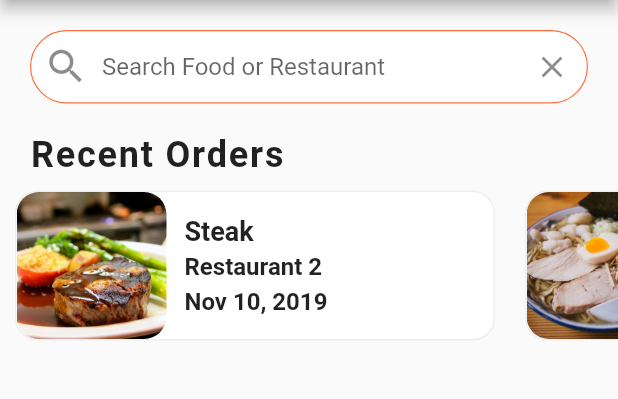
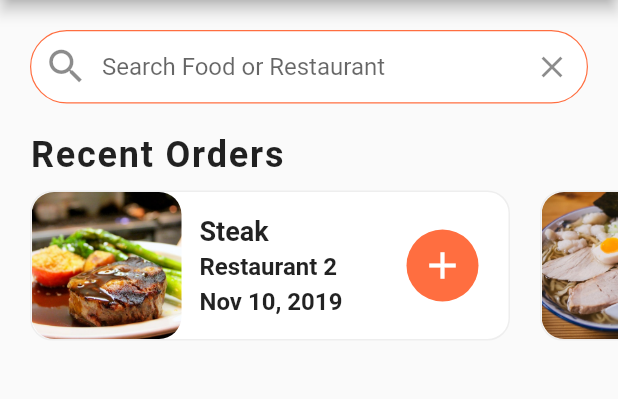
Before and after one commit to alexandrecyano/Food-Delivery-App-UI, a Flutter app: the screen it shows after launch, on a phone screen of 412 x 824 dp, the part 84-483 px from its top. Run offline on Flutter 3.47's test engine with Material 2 defaults, Android fonts, the phone set to English and light mode, and no system bars.

Commit message:
worked on the recent order file

```diff
--- a/lib/widgets/recent_orders.dart
+++ b/lib/widgets/recent_orders.dart
@@ -16,7 +16,11 @@ class RecentOrders extends StatelessWidget {
         ),
       ),
       child: Row(
+        mainAxisAlignment: MainAxisAlignment.spaceBetween,
         children: <Widget>[
+          Expanded(
+            child: Row(
+              children: [
                 ClipRRect(
                   borderRadius: BorderRadius.circular(15.0),
                   child: Image(
@@ -26,7 +30,8 @@ class RecentOrders extends StatelessWidget {
                     fit: BoxFit.cover,
                   ),
                 ),
-          Container(
+                Expanded(
+                  child: Container(
                     margin: EdgeInsets.all(12.0),
                     child: Column(
                       mainAxisAlignment: MainAxisAlignment.center,
@@ -60,7 +65,25 @@ class RecentOrders extends StatelessWidget {
                         ),
                       ],
                     ),
-          )
+                  ),
+                ),
+              ],
+            ),
+          ),
+          Container(
+            margin: EdgeInsets.only(right: 20.0),
+            width: 48.0,
+            decoration: BoxDecoration(
+              color: Theme.of(context).primaryColor,
+              borderRadius: BorderRadius.circular(30.0),
+            ),
+            child: IconButton(
+              icon: Icon(Icons.add),
+              iconSize: 30.0,
+              color: Colors.white,
+              onPressed: () {},
+            ),
+          ),
         ],
       ),
     );
@@ -85,6 +108,9 @@ class RecentOrders extends StatelessWidget {
         Container(
           height: 120.0,
           child: ListView.builder(
+            //Add a boucing effect
+            physics: BouncingScrollPhysics(),
+            padding: EdgeInsets.only(left: 10.0),
             scrollDirection: Axis.horizontal,
             itemCount: currentUser.orders.length,
             itemBuilder: (BuildContext context, int index) {
```
Lines whose indentation alone changed are shown as unchanged.
